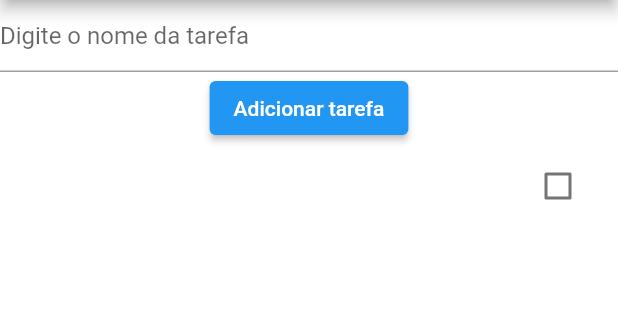
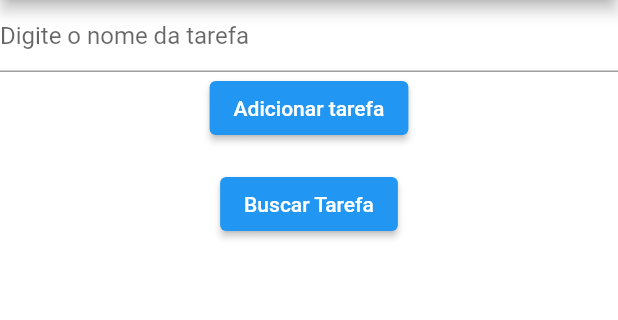
Before and after one commit to Rebsega/ToDo-List, a Flutter app: the screen it shows after launch, after a tap on "Adicionar tarefa", on a phone screen of 412 x 824 dp, the part 84-404 px from its top. Run offline on Flutter 3.47's test engine with Material 2 defaults, Android fonts, the phone set to English and light mode, and no system bars; our stand-ins replace sqflite; accounts and stored records are empty.

Commit message:
Adicionando banco SQLite local, e introduzindo conceitos de MVC

```diff
--- /dev/null
+++ b/lib/database/databaseHelper.dart
@@ -0,0 +1,74 @@
+import 'package:path/path.dart';
+import 'package:sqflite/sqflite.dart';
+
+class DatabaseHelper {
+  static const _databaseName = 'myDatabase.db';
+  static const _databaseVersion = 1;
+
+  static const table = 'myTable';
+
+  static const columnId = '_id';
+  static const columnTarefa = 'tarefa';
+  static const columnStatus = 'status';
+
+  static Database? _database;
+
+  Future<Database> get database async {
+    if (_database != null) return _database!;
+
+    _database = await _initDatabase();
+    return _database!;
+  }
+
+  Future<Database> _initDatabase() async {
+    final path = await getDatabasesPath();
+    final databasePath = join(path, _databaseName);
+
+    return await openDatabase(
+      databasePath,
+      version: _databaseVersion,
+      onCreate: _onCreate,
+    );
+  }
+
+  Future<void> _onCreate(Database db, int version) async {
+    await db.execute('''
+      CREATE TABLE $table (
+        $columnId INTEGER PRIMARY KEY AUTOINCREMENT,
+        $columnTarefa TEXT
+        )
+      ''');
+  }
+
+  Future<int> insert(Map<String, dynamic> row) async {
+    final db = await database;
+    return await db.insert(table, row);
+  }
+
+  Future<int> update(Map<String, dynamic> row) async {
+    final db = await database;
+    final id = row[columnId];
+    return await db.update(table, row, where: '$columnId = ?', whereArgs: [id]);
+  }
+
+  Future<int> delete(int id) async {
+    final db = await database;
+    return await db.delete(table, where: '$columnId = ?', whereArgs: [id]);
+  }
+
+  Future<List<Map<String, dynamic>>> queryAll() async {
+    final db = await database;
+    return await db.query(table);
+  }
+
+  Future<Object> queryById(int id) async {
+    final db = await database;
+    final result = await db.query(table, where: '$columnId = ?', whereArgs: [id]);
+
+    if (result.isNotEmpty) {
+      return result.first.toString();
+    } else {
+      return {};
+    }
+  }
+}
--- /dev/null
+++ b/lib/entities/tarefa.dart
@@ -0,0 +1,13 @@
+class Tarefa {
+  int? id = 0;
+  String nome = '';
+  bool? status = false;
+
+  Tarefa({this.id=0, this.nome = '', this.status = false});
+
+  Tarefa.fromMap(Map<String, dynamic> map) {
+    id = map['id'];
+    nome = map['nome'];
+    status = map['concluida'] == 1 ? true : false;
+  }
+}
--- a/lib/main.dart
+++ b/lib/main.dart
@@ -1,16 +1,12 @@
 import 'dart:io';
 
+import 'package:first_project/database/databaseHelper.dart';
+import 'package:first_project/entities/tarefa.dart';
+import 'package:first_project/view/buscarTarefa.dart';
 import 'package:flutter/material.dart';
 
 void main() {
   runApp(const MyApp());
-}
-
-class Tarefa {
-  String nome;
-  bool concluida;
-
-  Tarefa({required this.nome, this.concluida = false});
 }
 
 class MyApp extends StatelessWidget {
@@ -37,9 +33,32 @@ class TodoList extends StatefulWidget {
 }
 
 class _MyTodoListState extends State<TodoList> {
-  final List<Tarefa> _tarefas = [];
+  DatabaseHelper dbHelper = DatabaseHelper();
+
+  List<Object> _tarefasBuscadas = [];
+
+  List<Tarefa> listaDeTarefasTarefa = [];
 
   final TextEditingController _tarefasController = TextEditingController();
+
+  @override
+  void initState() {
+    super.initState();
+    buscaTarefinhas();
+  }
+
+  buscaTarefinhas() async {
+    _tarefasBuscadas = await dbHelper.queryAll();
+    _tarefasBuscadas.forEach((element) {
+      print('aaaaaa $element');
+    });
+
+    for (var elemento in _tarefasBuscadas) {
+      if (elemento is Tarefa) {
+        listaDeTarefasTarefa.add(elemento);
+      }
+    }
+  }
 
   @override
   Widget build(BuildContext context) {
@@ -49,9 +68,7 @@ class _MyTodoListState extends State<TodoList> {
         ),
         body: Container(
           color: Colors.white,
-          child: Column(
-
-            children: [
+          child: Column(children: [
             TextField(
               controller: _tarefasController,
               decoration: const InputDecoration(
@@ -61,34 +78,49 @@ class _MyTodoListState extends State<TodoList> {
             ElevatedButton(
                 onPressed: () {
                   setState(() {
-                      _tarefas.add(Tarefa(nome: _tarefasController.text));
+                    listaDeTarefasTarefa.add(Tarefa(
+                        id: listaDeTarefasTarefa.length + 1,
+                        nome: _tarefasController.text));
+                    dbHelper.insert({'tarefa': _tarefasController.text});
                     _tarefasController.text = "";
                   });
                 },
-                  child: const Text('Adicionar tarefa')
+                child: const Text('Adicionar tarefa')),
+            Column(
+              children: listaDeTarefasTarefa.map((tarefa) {
+                print("TAREFINHAAAAAAA ${tarefa.toString()}");
+                return Text(tarefa.nome);
+              }).toList(),
             ),
-              Expanded(
-                child: ListView.builder(
-                    itemCount: _tarefas.length,
-                    itemBuilder: (BuildContext context, int index) {
-                      return ListTile(
-                      title: Text(_tarefas[index].nome),
+            ElevatedButton(
+                onPressed: () {
+                  setState(() {
+                    Navigator.push(
+                        context,
+                        MaterialPageRoute(
+                            builder: (context) =>
+                                const BuscarTarefa(title: '')));
+                  });
+                },
+                child: const Text('Buscar Tarefa')),
+
+            /*Expanded(
+                child: Column(
+                  children: listaDeTarefasTarefa.map((tarefa) => ListTile(
+                    title: Text(tarefa.nome),
+                    subtitle: Text(tarefa.id.toString()),
                     trailing: Checkbox(
-                    value: _tarefas[index].concluida,
+                      value: tarefa.status,
                       onChanged: (bool? value) {
                         setState(() {
-                        _tarefas[index].concluida = value!;
+                          tarefa.status = value!;
                         });
                       },
                     ),
-
-                    );
-                    },
-                )
-              )
-            ]
+                  )).toList(),
                 ),
-        )
-        );
+              )*/
+          ]),
+        ));
   }
 }
--- a/pubspec.yaml
+++ b/pubspec.yaml
@@ -30,6 +30,7 @@ environment:
 dependencies:
   flutter:
     sdk: flutter
+  sqflite: ^2.0.0+3
 
 
   # The following adds the Cupertino Icons font to your application.
```
Also changed, not shown: lib/view/buscarTarefa.dart (added, +92 -0 lines). Lines whose indentation alone changed are shown as unchanged.
